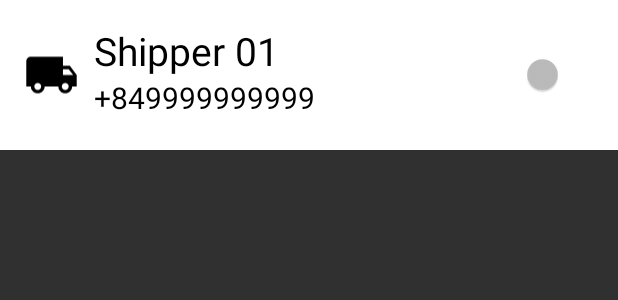
After one commit to ashishKapoor2409/Foodie-Express-Server, an Android app: the layout layout_shipper.xml on its own in the app's theme, with its tools: preview values and no code run, on a phone screen of 412 x 824 dp. The commit adds this screen. Shown: the top 300 px of the screen. Run offline under Robolectric (Android 15) with nearby library versions, the phone set to English and light mode, and no system bars.

Commit message:
Shippers management added

```diff
--- a/app/build.gradle
+++ b/app/build.gradle
@@ -49,6 +49,7 @@ dependencies {
     implementation 'androidx.navigation:navigation-fragment-ktx:2.4.2'
     implementation 'androidx.navigation:navigation-ui-ktx:2.4.2'
     implementation 'com.google.firebase:firebase-storage-ktx:20.0.1'
+    implementation 'androidx.legacy:legacy-support-v4:1.0.0'
     testImplementation 'junit:junit:4.+'
     androidTestImplementation 'androidx.test.ext:junit:1.1.3'
     androidTestImplementation 'androidx.test.espresso:espresso-core:3.4.0'
@@ -70,4 +71,5 @@ dependencies {
 
     implementation 'io.reactivex.rxjava2:rxandroid:2.1.0'
     implementation 'io.reactivex.rxjava2:rxjava:2.2.9'
+
 }
--- a/app/src/main/java/com/example/android/foodieexpressserver/common/Common.kt
+++ b/app/src/main/java/com/example/android/foodieexpressserver/common/Common.kt
@@ -27,6 +27,7 @@ import java.lang.StringBuilder
 import java.util.*
 
 object Common {
+    val SHIPPER_REF: String = "Shippers"
     val ORDER_REF: String = "Order"
     var foodSelected: FoodModel ? = null
     val SERVER_REF = "Server"
--- /dev/null
+++ b/app/src/main/java/com/example/android/foodieexpressserver/model/eventBus/UpdateActiveEvent.kt
@@ -0,0 +1,6 @@
+package com.example.android.foodieexpressserver.model.eventBus
+
+import com.example.android.foodieexpressserver.model.ShipperModel
+
+class UpdateActiveEvent(var shipperModel: ShipperModel, var active:Boolean) {
+}
--- /dev/null
+++ b/app/src/main/res/layout/layout_shipper.xml
@@ -0,0 +1,56 @@
+<?xml version="1.0" encoding="utf-8"?>
+<LinearLayout xmlns:android="http://schemas.android.com/apk/res/android"
+    android:layout_width="match_parent"
+    android:layout_height="100dp"
+    android:layout_marginBottom="8dp"
+    android:orientation="vertical"
+    android:background="@color/white"
+    android:padding="16dp">
+
+    <LinearLayout
+        android:layout_width="match_parent"
+        android:layout_height="wrap_content"
+        android:orientation="horizontal"
+        android:weightSum="10">
+
+        <ImageView
+            android:layout_width="0dp"
+            android:layout_height="80dp"
+            android:layout_weight="1"
+            android:layout_gravity="center"
+            android:tint="@color/black"
+            android:src="@drawable/ic_baseline_local_shipping_24"/>
+
+
+        <LinearLayout
+            android:layout_width="0dp"
+            android:layout_height="wrap_content"
+            android:layout_weight="7"
+            android:layout_marginLeft="10dp"
+            android:orientation="vertical">
+            <TextView
+                android:layout_width="match_parent"
+                android:layout_height="wrap_content"
+                android:id="@+id/txt_name"
+                android:text="Shipper 01"
+                android:textColor="@color/black"
+                android:textSize="26sp"/>
+
+            <TextView
+                android:layout_width="match_parent"
+                android:layout_height="wrap_content"
+                android:id="@+id/txt_phone"
+                android:text="+849999999999"
+                android:textColor="@color/black"
+                android:textSize="20sp"/>
+        </LinearLayout>
+
+        <androidx.appcompat.widget.SwitchCompat
+            android:layout_width="0dp"
+            android:layout_height="wrap_content"
+            android:layout_weight="2"
+            android:id="@+id/btn_enable"
+            android:layout_gravity="center"/>
+    </LinearLayout>
+
+</LinearLayout>
--- a/app/src/main/res/values/strings.xml
+++ b/app/src/main/res/values/strings.xml
@@ -15,5 +15,8 @@
     <string name="menu_food_list">Food List</string>
     <string name="menu_slideshow">Slideshow</string>
     <string name="menu_order">Orders</string>
+    <string name="menu_shipper">Shippers</string>
     <string name="popular_categories">Popular Categories</string>
+    <!-- TODO: Remove or change this placeholder text -->
+    <string name="hello_blank_fragment">Hello blank fragment</string>
 </resources>
```
Also changed, not shown: app/src/main/java/com/example/android/foodieexpressserver/HomeActivity.kt (+7 -1 lines), app/src/main/java/com/example/android/foodieexpressserver/adapter/MyShipperAdapter.kt (added, +65 -0 lines), app/src/main/java/com/example/android/foodieexpressserver/callback/IShipperLoadCallbackListener.kt (added, +9 -0 lines), app/src/main/java/com/example/android/foodieexpressserver/model/ShipperModel.kt (added, +9 -0 lines), app/src/main/java/com/example/android/foodieexpressserver/ui/shipper/ShipperFragment.kt (added, +171 -0 lines), app/src/main/java/com/example/android/foodieexpressserver/ui/shipper/ShipperViewModel.kt (added, +70 -0 lines), app/src/main/res/layout/shipper_fragment.xml (added, +13 -0 lines), app/src/main/res/menu/activity_main_drawer.xml (+7 -0 lines), app/src/main/res/navigation/mobile_navigation.xml (+12 -0 lines).
